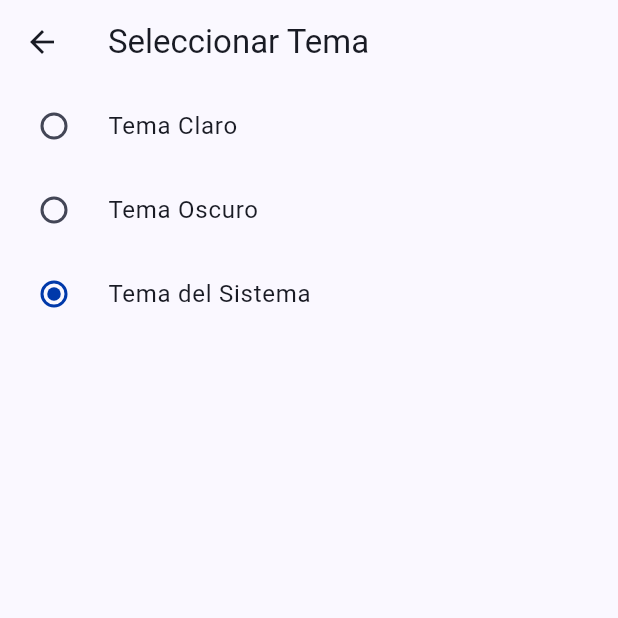
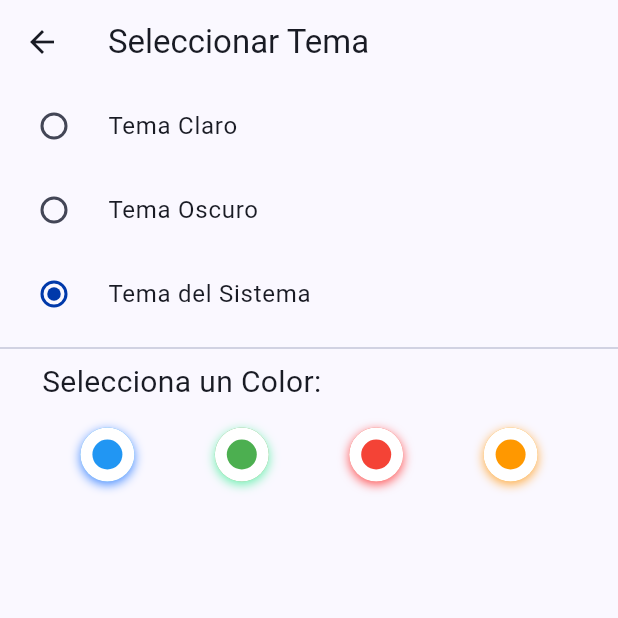
Before and after one commit to HF1NaCl/Open_OT-Flutter, a Flutter app: the ThemePage screen opened directly, on a phone screen of 412 x 824 dp, the top half of it. Run offline on Flutter 3.47's test engine with Material 3 defaults, Android fonts, the phone set to English and light mode, and no system bars; our stand-ins replace drift, get, page_transition, shared_preferences; accounts and stored records are empty; generated files the repository leaves out were written again; statements that could not run were skipped.

Commit message:
Prepare to Theme Colors

```diff
--- a/lib/data/controllers/theme_controller.dart
+++ b/lib/data/controllers/theme_controller.dart
@@ -4,6 +4,7 @@ import 'package:flutter/material.dart';
 
 class ThemeController extends GetxController {
   var themeMode = ThemeMode.system.obs; // Usamos ThemeMode en lugar de un bool
+  var selectedColor = Colors.blue.obs;
 
   // Cargar preferencia del tema al iniciar
   Future<void> loadThemePreference() async {
--- a/lib/pages/settings/subpages/theme_page.dart
+++ b/lib/pages/settings/subpages/theme_page.dart
@@ -1,6 +1,7 @@
 import 'package:flutter/material.dart';
 import 'package:get/get.dart';
 import '../../../../data/controllers/theme_controller.dart';
+
 class ThemePage extends StatelessWidget {
   const ThemePage({super.key});
 
@@ -50,6 +51,112 @@ class ThemePage extends StatelessWidget {
                 }
               },
             ),
+            const Divider(),
+            // Opción para elegir un color
+            Row(
+              children: const [
+                SizedBox(width: 28), // Mueve el texto un poco a la derecha
+                Text(
+                  'Selecciona un Color:',
+                  style: TextStyle(fontSize: 20),
+                ),
+              ],
+            ),
+            const SizedBox(height: 16), // Espacio entre el texto y los círculos
+            // Fila de colores
+            Row(
+              mainAxisAlignment: MainAxisAlignment.spaceEvenly,
+              children: [
+                // Color 1
+                Container(
+                  decoration: BoxDecoration(
+                    shape: BoxShape.circle,
+                    color: Colors.blue,
+                    boxShadow: const [
+                      BoxShadow(
+                        color: Colors.blueAccent,
+                        blurRadius: 5,
+                        offset: Offset(0, 2),
+                      ),
+                    ],
+                  ),
+                  child: const CircleAvatar(
+                    backgroundColor: Colors.white,
+                    radius: 18,
+                    child: CircleAvatar(
+                      backgroundColor: Colors.blue,
+                      radius: 10,
+                    ),
+                  ),
+                ),
+                // Color 2
+                Container(
+                  decoration: BoxDecoration(
+                    shape: BoxShape.circle,
+                    color: Colors.green,
+                    boxShadow: const [
+                      BoxShadow(
+                        color: Colors.greenAccent,
+                        blurRadius: 5,
+                        offset: Offset(0, 2),
+                      ),
+                    ],
+                  ),
+                  child: const CircleAvatar(
+                    backgroundColor: Colors.white,
+                    radius: 18,
+                    child: CircleAvatar(
+                      backgroundColor: Colors.green,
+                      radius: 10,
+                    ),
+                  ),
+                ),
+                // Color 3
+                Container(
+                  decoration: BoxDecoration(
+                    shape: BoxShape.circle,
+                    color: Colors.red,
+                    boxShadow: const [
+                      BoxShadow(
+                        color: Colors.redAccent,
+                        blurRadius: 5,
+                        offset: Offset(0, 2),
+                      ),
+                    ],
+                  ),
+                  child: const CircleAvatar(
+                    backgroundColor: Colors.white,
+                    radius: 18,
+                    child: CircleAvatar(
+                      backgroundColor: Colors.red,
+                      radius: 10,
+                    ),
+                  ),
+                ),
+                // Color 4
+                Container(
+                  decoration: BoxDecoration(
+                    shape: BoxShape.circle,
+                    color: Colors.orange,
+                    boxShadow: const [
+                      BoxShadow(
+                        color: Colors.orangeAccent,
+                        blurRadius: 5,
+                        offset: Offset(0, 2),
+                      ),
+                    ],
+                  ),
+                  child: const CircleAvatar(
+                    backgroundColor: Colors.white,
+                    radius: 18,
+                    child: CircleAvatar(
+                      backgroundColor: Colors.orange,
+                      radius: 10,
+                    ),
+                  ),
+                ),
+              ],
+            ),
           ],
         );
       }),
```
